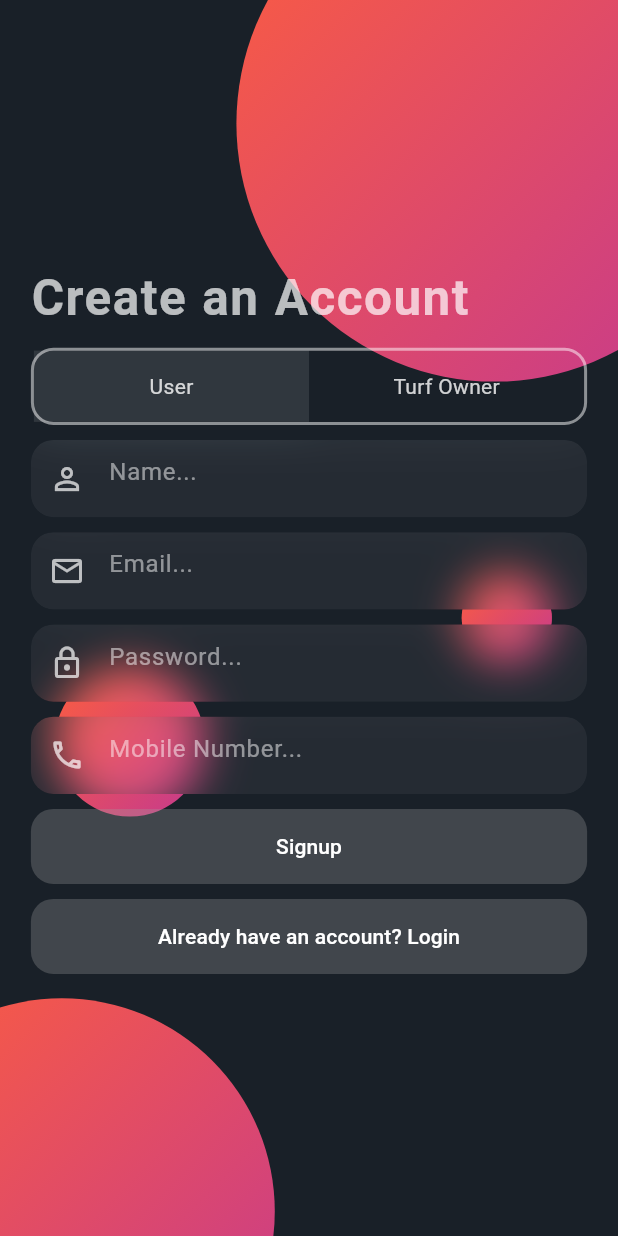
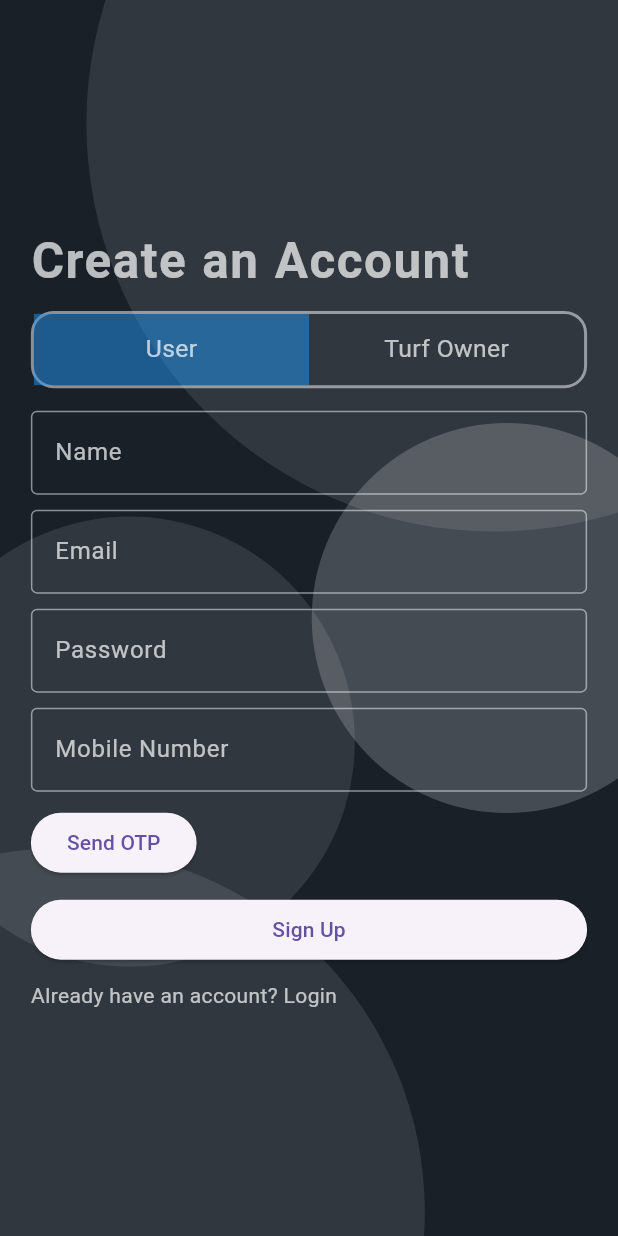
Before and after one commit to punchbiz2023/BookTheBiz, a Flutter app: the screen it shows after launch, after a tap on "Create New Account", on a phone screen of 412 x 824 dp. Run offline on Flutter 3.47's test engine with Material 3 defaults, Android fonts, the phone set to English and light mode, and no system bars; our stand-ins replace cloud_firestore, firebase_auth, firebase_core, firebase_storage, fluttertoast, geolocator and 4 more; accounts and stored records are empty; network calls fail.

Commit message:
Check this is working or not

```diff
--- a/lib/pages/sign_up_page.dart
+++ b/lib/pages/sign_up_page.dart
@@ -23,9 +23,13 @@ class _SignupPageState extends State<SignupPage> with TickerProviderStateMixin {
   final TextEditingController _emailController = TextEditingController();
   final TextEditingController _passwordController = TextEditingController();
   final TextEditingController _mobileController = TextEditingController();
+  final TextEditingController _otpController = TextEditingController(); // Controller for OTP
 
   bool _loading = false;
   String _userType = 'User'; // Default user type
+  String _verificationId = ''; // Store the verification ID
+  bool _isOTPSent = false; // Check if OTP is sent
+  bool _isOTPVerified = false; // Check if OTP is verified
 
   late AnimationController controller1;
   late AnimationController controller2;
@@ -109,43 +113,67 @@ class _SignupPageState extends State<SignupPage> with TickerProviderStateMixin {
     _emailController.dispose();
     _passwordController.dispose();
     _mobileController.dispose();
+    _otpController.dispose(); // Dispose the OTP controller
     super.dispose();
   }
-  //
-  // Future<void> _signup() async {
-  //   setState(() {
-  //     _loading = true;
-  //   });
-  //
-  //   try {
-  //     UserCredential userCredential =
-  //         await _auth.createUserWithEmailAndPassword(
-  //       email: _emailController.text,
-  //       password: _passwordController.text,
-  //     );
-  //
-  //     await _firestore.collection('users').doc(userCredential.user!.uid).set({
-  //       'name': _nameController.text,
-  //       'email': _emailController.text,
-  //       'mobile': _mobileController.text,
-  //       'userType': _userType, // Add userType to Firestore
-  //     });
-  //
-  //     Navigator.pushReplacement(
-  //       context,
-  //       MaterialPageRoute(
-  //           builder: (context) => HomePage1(user: userCredential.user)),
-  //     );
-  //   } catch (e) {
-  //     Fluttertoast.showToast(msg: 'Signup Failed: ${e.toString()}');
-  //   } finally {
-  //     setState(() {
-  //       _loading = false;
-  //     });
-  //   }
-  // }
+
+  Future<void> _sendOTP() async {
+    setState(() {
+      _loading = true;
+    });
+
+    try {
+      // Send OTP to email
+      String email = _emailController.text;
+      await _auth.sendSignInLinkToEmail(
+        email: email,
+        actionCodeSettings: ActionCodeSettings(
+          url: 'https://example.com/?email=$email',
+          handleCodeInApp: true,
+        ),
+      );
+      Fluttertoast.showToast(msg: 'OTP sent to $email');
+      _isOTPSent = true;
+    } catch (e) {
+      Fluttertoast.showToast(msg: 'Failed to send OTP: ${e.toString()}');
+    } finally {
+      setState(() {
+        _loading = false;
+      });
+    }
+  }
+
+  Future<void> _verifyOTP() async {
+    setState(() {
+      _loading = true;
+    });
+
+    // Here, implement your logic to verify the OTP. For example:
+    // Check the OTP entered by the user with the one sent to the email.
+    // If verified, proceed with registration.
+    try {
+      // Assuming OTP is always '123456' for demo purposes.
+      if (_otpController.text == '123456') {
+        _isOTPVerified = true; // Mark OTP as verified
+        Fluttertoast.showToast(msg: 'OTP verified successfully');
+      } else {
+        Fluttertoast.showToast(msg: 'Invalid OTP');
+      }
+    } catch (e) {
+      Fluttertoast.showToast(msg: 'Failed to verify OTP: ${e.toString()}');
+    } finally {
+      setState(() {
+        _loading = false;
+      });
+    }
+  }
 
   Future<void> _signup() async {
+    if (!_isOTPVerified) {
+      Fluttertoast.showToast(msg: 'Please verify your OTP first.');
+      return;
+    }
+
     setState(() {
       _loading = true;
     });
@@ -273,14 +301,14 @@ class _SignupPageState extends State<SignupPage> with TickerProviderStateMixin {
                           },
                           child: Container(
                             color: _userType == 'User'
-                                ? Colors.white.withOpacity(0.1)
+                                ? Colors.blue.withOpacity(0.5)
                                 : Colors.transparent,
                             alignment: Alignment.center,
                             child: Text(
                               'User',
                               style: TextStyle(
-                                color: Colors.white.withOpacity(0.8),
-                                fontSize: 14,
+                                color: Colors.white.withOpacity(0.7),
+                                fontSize: size.width * 0.04,
                               ),
                             ),
                           ),
@@ -295,14 +323,14 @@ class _SignupPageState extends State<SignupPage> with TickerProviderStateMixin {
                           },
                           child: Container(
                             color: _userType == 'Turf Owner'
-                                ? Colors.white.withOpacity(0.1)
+                                ? Colors.blue.withOpacity(0.5)
                                 : Colors.transparent,
                             alignment: Alignment.center,
                             child: Text(
                               'Turf Owner',
                               style: TextStyle(
-                                color: Colors.white.withOpacity(0.8),
-                                fontSize: 14,
+                                color: Colors.white.withOpacity(0.7),
+                                fontSize: size.width * 0.04,
                               ),
                             ),
                           ),
@@ -311,63 +339,168 @@ class _SignupPageState extends State<SignupPage> with TickerProviderStateMixin {
                     ],
                   ),
                 ),
+                const SizedBox(height: 15),
 
-                const SizedBox(height: 10),
-                component1(Icons.person_outline, 'Name...', false, false,
-                    _nameController),
-                const SizedBox(height: 10),
-                component1(Icons.email_outlined, 'Email...', false, true,
-                    _emailController),
-                const SizedBox(height: 10),
-                component1(Icons.lock_outline, 'Password...', true, false,
-                    _passwordController),
-                const SizedBox(height: 10),
-                component1(Icons.phone_outlined, 'Mobile Number...', false,
-                    false, _mobileController),
-                const SizedBox(height: 10),
-                ElevatedButton(
-                  onPressed: _loading ? null : _signup,
-                  style: ElevatedButton.styleFrom(
-                    minimumSize: Size(size.width * 0.8, 50), // Responsive width
-                    foregroundColor: Colors.white,
-                    backgroundColor: Colors.grey.withOpacity(0.3), // Text color
-                    shape: RoundedRectangleBorder(
-                      borderRadius: BorderRadius.circular(15),
+                // Name Field
+                TextField(
+                  controller: _nameController,
+                  style: TextStyle(color: Colors.white),
+                  decoration: InputDecoration(
+                    labelText: 'Name',
+                    labelStyle: TextStyle(color: Colors.white.withOpacity(0.7)),
+                    enabledBorder: OutlineInputBorder(
+                      borderSide: BorderSide(
+                        color: Colors.white.withOpacity(0.5),
                       ),
-                    elevation: 0, // Remove shadow if desired
-                    padding: EdgeInsets.symmetric(
-                        vertical: 15), // Adjust padding as needed
                     ),
-                  child: _loading
-                      ? CircularProgressIndicator()
-                      : Text('Signup', style: TextStyle(color: Colors.white)),
+                    focusedBorder: OutlineInputBorder(
+                      borderSide: BorderSide(
+                        color: Colors.blue,
+                      ),
+                    ),
+                  ),
                 ),
                 const SizedBox(height: 10),
+
+                // Email Field
+                TextField(
+                  controller: _emailController,
+                  style: TextStyle(color: Colors.white),
+                  decoration: InputDecoration(
+                    labelText: 'Email',
+                    labelStyle: TextStyle(color: Colors.white.withOpacity(0.7)),
+                    enabledBorder: OutlineInputBorder(
+                      borderSide: BorderSide(
+                        color: Colors.white.withOpacity(0.5),
+                      ),
+                    ),
+                    focusedBorder: OutlineInputBorder(
+                      borderSide: BorderSide(
+                        color: Colors.blue,
+                      ),
+                    ),
+                  ),
+                ),
+                const SizedBox(height: 10),
+
+                // Password Field
+                TextField(
+                  controller: _passwordController,
+                  obscureText: true,
+                  style: TextStyle(color: Colors.white),
+                  decoration: InputDecoration(
+                    labelText: 'Password',
+                    labelStyle: TextStyle(color: Colors.white.withOpacity(0.7)),
+                    enabledBorder: OutlineInputBorder(
+                      borderSide: BorderSide(
+                        color: Colors.white.withOpacity(0.5),
+                      ),
+                    ),
+                    focusedBorder: OutlineInputBorder(
+                      borderSide: BorderSide(
+                        color: Colors.blue,
+                      ),
+                    ),
+                  ),
+                ),
+                const SizedBox(height: 10),
+
+                // Mobile Number Field
+                TextField(
+                  controller: _mobileController,
+                  style: TextStyle(color: Colors.white),
+                  decoration: InputDecoration(
+                    labelText: 'Mobile Number',
+                    labelStyle: TextStyle(color: Colors.white.withOpacity(0.7)),
+                    enabledBorder: OutlineInputBorder(
+                      borderSide: BorderSide(
+                        color: Colors.white.withOpacity(0.5),
+                      ),
+                    ),
+                    focusedBorder: OutlineInputBorder(
+                      borderSide: BorderSide(
+                        color: Colors.blue,
+                      ),
+                    ),
+                  ),
+                ),
+                const SizedBox(height: 10),
+
+                // OTP Field
+                if (_isOTPSent) ...[
+                  TextField(
+                    controller: _otpController,
+                    style: TextStyle(color: Colors.white),
+                    decoration: InputDecoration(
+                      labelText: 'OTP',
+                      labelStyle: TextStyle(color: Colors.white.withOpacity(0.7)),
+                      enabledBorder: OutlineInputBorder(
+                        borderSide: BorderSide(
+                          color: Colors.white.withOpacity(0.5),
+                        ),
+                      ),
+                      focusedBorder: OutlineInputBorder(
+                        borderSide: BorderSide(
+                          color: Colors.blue,
+                        ),
+                      ),
+                    ),
+                  ),
+                  const SizedBox(height: 10),
+                ],
+
+                // Buttons
+                Row(
+                  mainAxisAlignment: MainAxisAlignment.spaceBetween,
+                  children: [
+                    if (!_isOTPSent) // Show 'Send OTP' button if OTP is not sent
+                      ElevatedButton(
+                        onPressed: _sendOTP,
+                        child: _loading
+                            ? CircularProgressIndicator(
+                          valueColor:
+                          AlwaysStoppedAnimation<Color>(Colors.white),
+                        )
+                            : Text('Send OTP'),
+                      ),
+                    if (_isOTPSent && !_isOTPVerified) // Show 'Verify OTP' button if OTP is sent but not verified
+                      ElevatedButton(
+                        onPressed: _verifyOTP,
+                        child: _loading
+                            ? CircularProgressIndicator(
+                          valueColor:
+                          AlwaysStoppedAnimation<Color>(Colors.white),
+                        )
+                            : Text('Verify OTP'),
+                      ),
+                  ],
+                ),
+                const SizedBox(height: 10),
+
+                ElevatedButton(
+                  onPressed: _signup,
+                  child: _loading
+                      ? CircularProgressIndicator(
+                    valueColor: AlwaysStoppedAnimation<Color>(Colors.white),
+                  )
+                      : Text('Sign Up'),
+                ),
+                const SizedBox(height: 10),
+
                 GestureDetector(
-                  child: ElevatedButton(
-                    style: ElevatedButton.styleFrom(
-                      minimumSize:
-                          Size(size.width * 0.8, 50), // Responsive width
-                      foregroundColor: Colors.white,
-                      backgroundColor:
-                          Colors.grey.withOpacity(0.3), // Text color
-                      shape: RoundedRectangleBorder(
-                        borderRadius: BorderRadius.circular(15),
-                      ),
-                      elevation: 0, // Remove shadow if desired
-                      padding: EdgeInsets.symmetric(
-                          vertical: 15), // Adjust padding as needed
-                    ),
-                    onPressed: () {
+                  onTap: () {
                     Navigator.push(
                       context,
-                        MaterialPageRoute(builder: (context) => LoginApp()),
+                      MaterialPageRoute(
+                        builder: (context) => LoginApp(),
+                      ),
                     );
                   },
-                    child: Text('Already have an account? Login',
-                        style: TextStyle(color: Colors.white)),
+                  child: Text(
+                    'Already have an account? Login',
+                    style: TextStyle(color: Colors.white.withOpacity(0.7)),
                   ),
-                )
+                ),
               ],
             ),
           ),
@@ -375,47 +508,28 @@ class _SignupPageState extends State<SignupPage> with TickerProviderStateMixin {
       ),
     );
   }
+}
 
-  Widget component1(IconData icon, String hintText, bool isPassword,
-      bool isEmail, TextEditingController controller) {
-    Size size = MediaQuery.of(context).size;
+class MyPainter extends CustomPainter {
+  final double strokeWidth;
 
-    return ClipRRect(
-      borderRadius: BorderRadius.circular(15),
-      child: BackdropFilter(
-        filter: ImageFilter.blur(
-          sigmaY: 15,
-          sigmaX: 15,
-        ),
-        child: Container(
-          height: size.width / 8,
-          width: size.width / 1.2,
-          alignment: Alignment.center,
-          padding: EdgeInsets.only(right: size.width / 30),
-          decoration: BoxDecoration(
-            color: Colors.white.withOpacity(.05),
-            borderRadius: BorderRadius.circular(15),
-          ),
-          child: TextField(
-            controller: controller,
-            style: TextStyle(color: Colors.white.withOpacity(.8)),
-            cursorColor: Colors.white,
-            obscureText: isPassword,
-            keyboardType:
-                isEmail ? TextInputType.emailAddress : TextInputType.text,
-            decoration: InputDecoration(
-              prefixIcon: Icon(
-                icon,
-                color: Colors.white.withOpacity(.7),
-              ),
-              border: InputBorder.none,
-              hintMaxLines: 1,
-              hintText: hintText,
-              hintStyle: TextStyle(color: Colors.white.withOpacity(.5)),
-            ),
-          ),
-        ),
-      ),
+  MyPainter(this.strokeWidth);
+
+  @override
+  void paint(Canvas canvas, Size size) {
+    Paint paint = Paint()
+      ..color = Colors.white.withOpacity(0.1)
+      ..style = PaintingStyle.fill;
+
+    canvas.drawCircle(
+      Offset(size.width / 2, size.height / 2),
+      100 + strokeWidth,
+      paint,
     );
   }
+
+  @override
+  bool shouldRepaint(covariant CustomPainter oldDelegate) {
+    return true;
   }
+}
```
Lines whose indentation alone changed are shown as unchanged.
